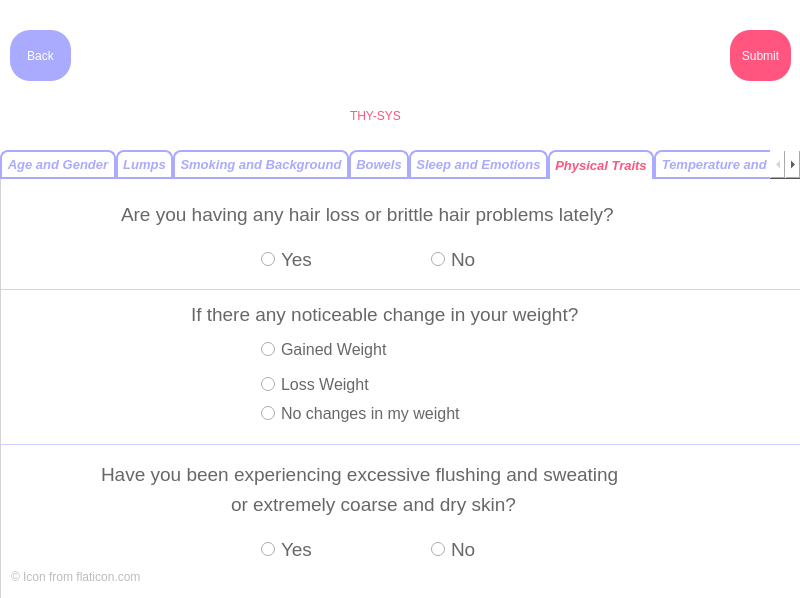
Qt form thysys_assessmentPage.ui (EuphoriaForever/thysys) before a commit.
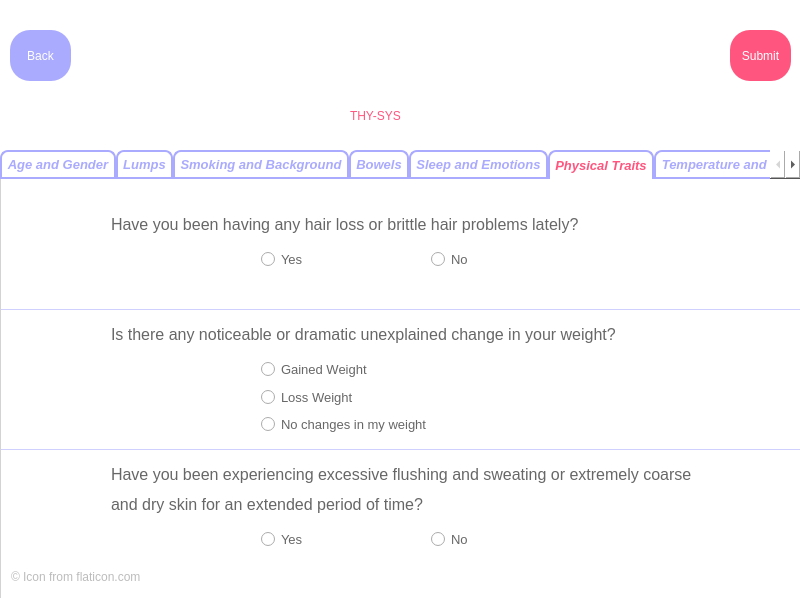
The same form after that commit. The open tabs and pages were chosen to show the change. Icons and pictures are not drawn.

```diff
--- a/thysys_assessmentPage.ui
+++ b/thysys_assessmentPage.ui
@@ -1663,8 +1663,8 @@
     <widget class="QLabel" name="Question_19">
      <property name="geometry">
       <rect>
-       <x>120</x>
-       <y>20</y>
+       <x>110</x>
+       <y>30</y>
        <width>591</width>
        <height>31</height>
       </rect>
@@ -1672,7 +1672,7 @@
      <property name="font">
       <font>
        <family>Arial</family>
-       <pointsize>14</pointsize>
+       <pointsize>12</pointsize>
        <weight>50</weight>
        <bold>false</bold>
       </font>
@@ -1681,22 +1681,22 @@
       <string notr="true">color: rgb(103, 103, 103);</string>
      </property>
      <property name="text">
-      <string>Are you having any hair loss or brittle hair problems lately? </string>
+      <string>Have you been having any hair loss or brittle hair problems lately? </string>
      </property>
     </widget>
     <widget class="QLabel" name="Question_20">
      <property name="geometry">
       <rect>
-       <x>190</x>
-       <y>120</y>
-       <width>461</width>
+       <x>110</x>
+       <y>140</y>
+       <width>691</width>
        <height>31</height>
       </rect>
      </property>
      <property name="font">
       <font>
        <family>Arial</family>
-       <pointsize>14</pointsize>
+       <pointsize>12</pointsize>
        <weight>50</weight>
        <bold>false</bold>
       </font>
@@ -1705,22 +1705,22 @@
       <string notr="true">color: rgb(103, 103, 103);</string>
      </property>
      <property name="text">
-      <string>If there any noticeable change in your weight?</string>
+      <string>Is there any noticeable or dramatic unexplained change in your weight?</string>
      </property>
     </widget>
     <widget class="QLabel" name="Question_21">
      <property name="geometry">
       <rect>
-       <x>100</x>
+       <x>110</x>
        <y>280</y>
-       <width>621</width>
+       <width>651</width>
        <height>31</height>
       </rect>
      </property>
      <property name="font">
       <font>
        <family>Arial</family>
-       <pointsize>14</pointsize>
+       <pointsize>12</pointsize>
        <weight>50</weight>
        <bold>false</bold>
       </font>
@@ -1729,7 +1729,7 @@
       <string notr="true">color: rgb(103, 103, 103);</string>
      </property>
      <property name="text">
-      <string>Have you been experiencing excessive flushing and sweating </string>
+      <string>&lt;html&gt;&lt;head/&gt;&lt;body&gt;&lt;p&gt;Have you been experiencing excessive flushing and sweating or extremely coarse</string>
      </property>
     </widget>
     <widget class="QLabel" name="label_8">
@@ -1752,7 +1752,7 @@
      <property name="geometry">
       <rect>
        <x>0</x>
-       <y>265</y>
+       <y>270</y>
        <width>800</width>
        <height>1</height>
       </rect>
@@ -1787,7 +1787,7 @@
       </property>
       <property name="font">
        <font>
-        <pointsize>14</pointsize>
+        <pointsize>10</pointsize>
        </font>
       </property>
       <property name="text">
@@ -1805,7 +1805,7 @@
       </property>
       <property name="font">
        <font>
-        <pointsize>14</pointsize>
+        <pointsize>10</pointsize>
        </font>
       </property>
       <property name="text">
@@ -1817,9 +1817,9 @@
      <property name="geometry">
       <rect>
        <x>250</x>
-       <y>150</y>
+       <y>180</y>
        <width>341</width>
-       <height>101</height>
+       <height>81</height>
       </rect>
      </property>
      <property name="styleSheet">
@@ -1829,14 +1829,14 @@
       <property name="geometry">
        <rect>
         <x>10</x>
-        <y>40</y>
+        <y>23</y>
         <width>161</width>
         <height>31</height>
        </rect>
       </property>
       <property name="font">
        <font>
-        <pointsize>12</pointsize>
+        <pointsize>10</pointsize>
        </font>
       </property>
       <property name="text">
@@ -1847,14 +1847,14 @@
       <property name="geometry">
        <rect>
         <x>10</x>
-        <y>69</y>
+        <y>50</y>
         <width>261</width>
         <height>31</height>
        </rect>
       </property>
       <property name="font">
        <font>
-        <pointsize>12</pointsize>
+        <pointsize>10</pointsize>
        </font>
       </property>
       <property name="text">
@@ -1865,14 +1865,14 @@
       <property name="geometry">
        <rect>
         <x>10</x>
-        <y>10</y>
+        <y>0</y>
         <width>161</width>
         <height>20</height>
        </rect>
       </property>
       <property name="font">
        <font>
-        <pointsize>12</pointsize>
+        <pointsize>10</pointsize>
        </font>
       </property>
       <property name="text">
@@ -1884,7 +1884,7 @@
      <property name="geometry">
       <rect>
        <x>250</x>
-       <y>350</y>
+       <y>340</y>
        <width>281</width>
        <height>31</height>
       </rect>
@@ -1908,7 +1908,7 @@
       </property>
       <property name="font">
        <font>
-        <pointsize>14</pointsize>
+        <pointsize>10</pointsize>
        </font>
       </property>
       <property name="text">
@@ -1926,7 +1926,7 @@
       </property>
       <property name="font">
        <font>
-        <pointsize>14</pointsize>
+        <pointsize>10</pointsize>
        </font>
       </property>
       <property name="text">
@@ -1938,7 +1938,7 @@
      <property name="geometry">
       <rect>
        <x>0</x>
-       <y>110</y>
+       <y>130</y>
        <width>800</width>
        <height>1</height>
       </rect>
@@ -1953,23 +1953,23 @@
     <widget class="QLabel" name="label">
      <property name="geometry">
       <rect>
-       <x>230</x>
+       <x>110</x>
        <y>310</y>
-       <width>371</width>
+       <width>511</width>
        <height>31</height>
       </rect>
      </property>
      <property name="font">
       <font>
        <family>Arial</family>
-       <pointsize>14</pointsize>
+       <pointsize>12</pointsize>
       </font>
      </property>
      <property name="styleSheet">
       <string notr="true">color: rgb(103, 103, 103);</string>
      </property>
      <property name="text">
-      <string>or extremely coarse and dry skin?</string>
+      <string>and dry skin for an extended period of time?</string>
      </property>
     </widget>
    </widget>
```
Left out of the diff: 260 changed lines with no effect on the pictures.
